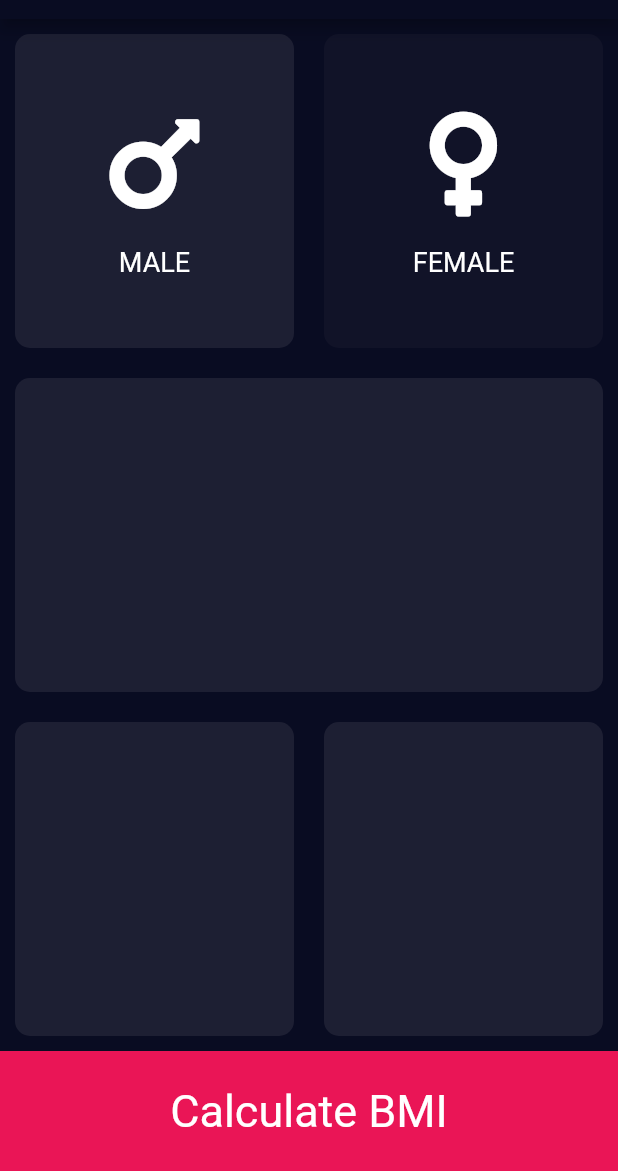
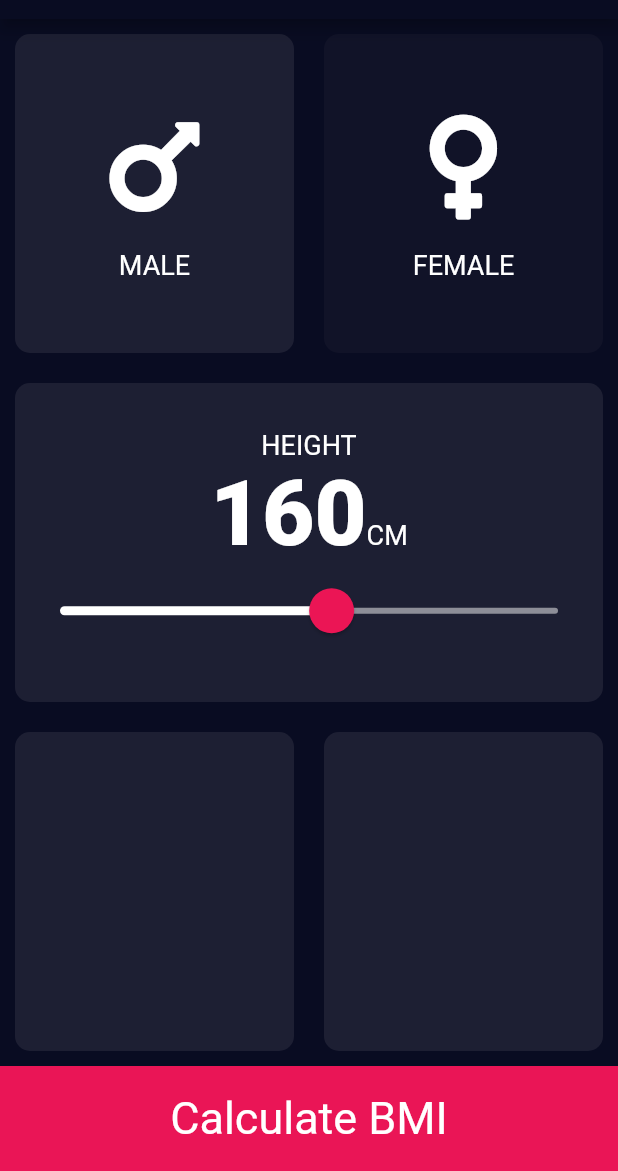
Before and after one commit to Akash-Pinnaka/BMI_Calculator, a Flutter app: the screen it shows after launch, after a tap on "MALE", on a phone screen of 412 x 824 dp, the part 65-1236 px from its top. Run offline on Flutter 3.47's test engine with Material 2 defaults, Android fonts, the phone set to English and light mode, and no system bars; our stand-ins replace font_awesome_flutter.

Commit message:
added slider to calculate height

```diff
--- a/lib/Cards.dart
+++ b/lib/Cards.dart
@@ -3,16 +3,20 @@ import 'package:flutter/material.dart';
 class Cards extends StatelessWidget {
   final Color color;
   final Widget data;
-  Cards({@required this.color, this.data});
+  final Function function;
+  Cards({@required this.color, this.data,this.function});
 
   @override
   Widget build(BuildContext context) {
-    return Container(
-      child: data,
-      margin: EdgeInsets.all(10.0),
-      decoration: BoxDecoration(
-        color: color,
-        borderRadius: BorderRadius.circular(10),
+    return GestureDetector(
+      onTap: function,
+      child: Container(
+        child: data,
+        margin: EdgeInsets.all(10.0),
+        decoration: BoxDecoration(
+          color: color,
+          borderRadius: BorderRadius.circular(10),
+        ),
       ),
     );
   }
--- a/lib/CardsData.dart
+++ b/lib/CardsData.dart
@@ -1,5 +1,8 @@
 import 'package:flutter/material.dart';
 
+const kDataStyle = TextStyle(
+  fontSize: 18,
+);
 class CardsData extends StatelessWidget {
 
   final String label;
@@ -21,9 +24,7 @@ class CardsData extends StatelessWidget {
         ),
         Text(
           label,
-          style: TextStyle(
-            fontSize: 18,
-          ),
+          style: kDataStyle,
         )
       ],
     );
--- /dev/null
+++ b/lib/input_page.dart
@@ -0,0 +1,155 @@
+import 'dart:ui';
+import 'package:flutter/material.dart';
+import 'package:flutter/painting.dart';
+import 'package:font_awesome_flutter/font_awesome_flutter.dart';
+import 'Cards.dart';
+import 'CardsData.dart';
+
+
+const activeCardColor = Color(0xFF1D1F33);
+const bottomContainerColor = Color(0xFFEA1556);
+const inactiveCardColor = Color(0xFF111328);
+
+enum Gender {Male,Female}
+
+class InputPage extends StatefulWidget {
+  @override
+  _InputPageState createState() => _InputPageState();
+}
+
+class _InputPageState extends State<InputPage> {
+  Gender selectedGender;
+  int height=160;
+
+  @override
+  Widget build(BuildContext context) {
+    return Scaffold(
+      appBar: AppBar(
+        title: Text('BMI CALCULATOR'),
+      ),
+      body: Column(
+        children: <Widget>[
+          Expanded(
+            child: Row(
+              children: <Widget>[
+                Expanded(
+                  child: Cards(
+                    function: (){
+                      setState(() {
+                        selectedGender=Gender.Male;
+                      });
+                    },
+                    data: CardsData(
+                      label: "MALE",
+                      icon: FontAwesomeIcons.mars,
+                    ),
+                    color: selectedGender==Gender.Male?activeCardColor:inactiveCardColor,
+                  ),
+                ),
+                Expanded(
+                  child: Cards(
+                    function: (){
+                      setState(() {
+                        selectedGender=Gender.Female;
+                      });
+                    },
+                    data: CardsData(
+                      label: "FEMALE",
+                      icon: FontAwesomeIcons.venus,
+                    ),
+                    color: selectedGender==Gender.Female?activeCardColor:inactiveCardColor,
+                  ),
+                ),
+              ],
+            ),
+          ),
+          Expanded(
+            child: Cards(
+              data: Column(
+                mainAxisAlignment: MainAxisAlignment.center,
+                children: <Widget>[
+                  Text(
+                    "HEIGHT",
+                    style: kDataStyle,
+                  ),
+                  Row(
+                    mainAxisAlignment: MainAxisAlignment.center,
+                    crossAxisAlignment: CrossAxisAlignment.baseline,
+                    textBaseline: TextBaseline.alphabetic,
+                    children: <Widget>[
+                      Text(
+                        height.toString(),
+                        style: kDataStyle.copyWith(
+                          fontSize: 60,
+                          fontWeight: FontWeight.w800,
+                        ),
+                      ),
+                      Text(
+                        "CM",
+                        style: kDataStyle,
+                      )
+                    ],
+                  ),
+                  SliderTheme(
+                    data: SliderTheme.of(context).copyWith(
+                      activeTrackColor: Colors.white,
+                      inactiveTrackColor: Color(0xFF8D8E98),
+                      thumbColor: Color(0xFFEB1555),
+                      overlayColor: Color(0x29EB1555),
+                      thumbShape:RoundSliderThumbShape(
+                        enabledThumbRadius: 15,
+                      ),
+                      overlayShape:RoundSliderOverlayShape(
+                        overlayRadius: 30,
+                      ),
+                    ),
+                    child: Slider(
+                      min: 100.0,
+                      max: 210.0,
+                      value: height.toDouble(),
+                      onChanged: (newValue){
+                        setState(() {
+                          height=newValue.round();
+                        });
+                      },
+                    ),
+                  ),
+                ],
+              ),
+              color: activeCardColor,
+            ),
+          ),
+          Expanded(
+            child: Row(
+              children: <Widget>[
+                Expanded(
+                  child: Cards(
+                    color: activeCardColor,
+                  ),
+                ),
+                Expanded(
+                  child: Cards(
+                    color: activeCardColor,
+                  ),
+                ),
+              ],
+            ),
+          ),
+          Container(
+            height: 70.0,
+            width: double.infinity,
+            color: bottomContainerColor,
+            child: Center(
+              child: Text(
+                "Calculate BMI",
+                style: TextStyle(
+                  fontSize: 30,
+                ),
+              ),
+            ),
+          )
+        ],
+      ),
+    );
+  }
+}
--- a/lib/main.dart
+++ b/lib/main.dart
@@ -1,24 +1,20 @@
 import 'dart:ui';
 import 'package:flutter/material.dart';
 import 'package:flutter/painting.dart';
-import 'package:font_awesome_flutter/font_awesome_flutter.dart';
-import 'Cards.dart';
-import 'CardsData.dart';
+import 'package:flutter/services.dart';
+import 'input_page.dart';
 
-const activeCardColor = Color(0xFF1D1F33);
-const bottomContainerColor = Color(0xFFEA1556);
-const inactiveCardColor = Color(0xFF111328);
-
-enum Gender {Male,Female}
-
-void main() => runApp(MyApp());
+void main(){
+  SystemChrome.setPreferredOrientations([DeviceOrientation.portraitUp]);
+  runApp(MyApp());
+}
 
 class MyApp extends StatelessWidget {
   @override
   Widget build(BuildContext context) {
     return MaterialApp(
       debugShowCheckedModeBanner: false,
-      title: 'Flutter Demo',
+      title: 'Debug State',
       theme: ThemeData.dark().copyWith(
         primaryColor: Color(0xFF090C22),
         scaffoldBackgroundColor: Color(0xFF090C22),
@@ -27,97 +23,3 @@ class MyApp extends StatelessWidget {
     );
   }
 }
-
-class InputPage extends StatefulWidget {
-  @override
-  _InputPageState createState() => _InputPageState();
-}
-
-class _InputPageState extends State<InputPage> {
-  Gender selectedGender;
-
-  @override
-  Widget build(BuildContext context) {
-    return Scaffold(
-      appBar: AppBar(
-        title: Text('BMI CALCULATOR'),
-      ),
-      body: Column(
-        children: <Widget>[
-          Expanded(
-            child: Row(
-              children: <Widget>[
-                Expanded(
-                  child: GestureDetector(
-                    onTap: () {
-                      setState(() {
-                       selectedGender=Gender.Male;
-                      });
-                    },
-                    child: Cards(
-                      data: CardsData(
-                        label: "MALE",
-                        icon: FontAwesomeIcons.mars,
-                      ),
-                      color: selectedGender==Gender.Male?activeCardColor:inactiveCardColor,
-                    ),
-                  ),
-                ),
-                Expanded(
-                  child: GestureDetector(
-                    onTap: () {
-                      setState(() {
-                        selectedGender=Gender.Female;
-                      });
-                    },
-                    child: Cards(
-                      data: CardsData(
-                        label: "FEMALE",
-                        icon: FontAwesomeIcons.venus,
-                      ),
-                      color: selectedGender==Gender.Female?activeCardColor:inactiveCardColor,
-                    ),
-                  ),
-                ),
-              ],
-            ),
-          ),
-          Expanded(
-            child: Cards(
-              color: activeCardColor,
-            ),
-          ),
-          Expanded(
-            child: Row(
-              children: <Widget>[
-                Expanded(
-                  child: Cards(
-                    color: activeCardColor,
-                  ),
-                ),
-                Expanded(
-                  child: Cards(
-                    color: activeCardColor,
-                  ),
-                ),
-              ],
-            ),
-          ),
-          Container(
-            height: 80.0,
-            width: double.infinity,
-            color: bottomContainerColor,
-            child: Center(
-              child: Text(
-                "Calculate BMI",
-                style: TextStyle(
-                  fontSize: 30,
-                ),
-              ),
-            ),
-          )
-        ],
-      ),
-    );
-  }
-}
```
